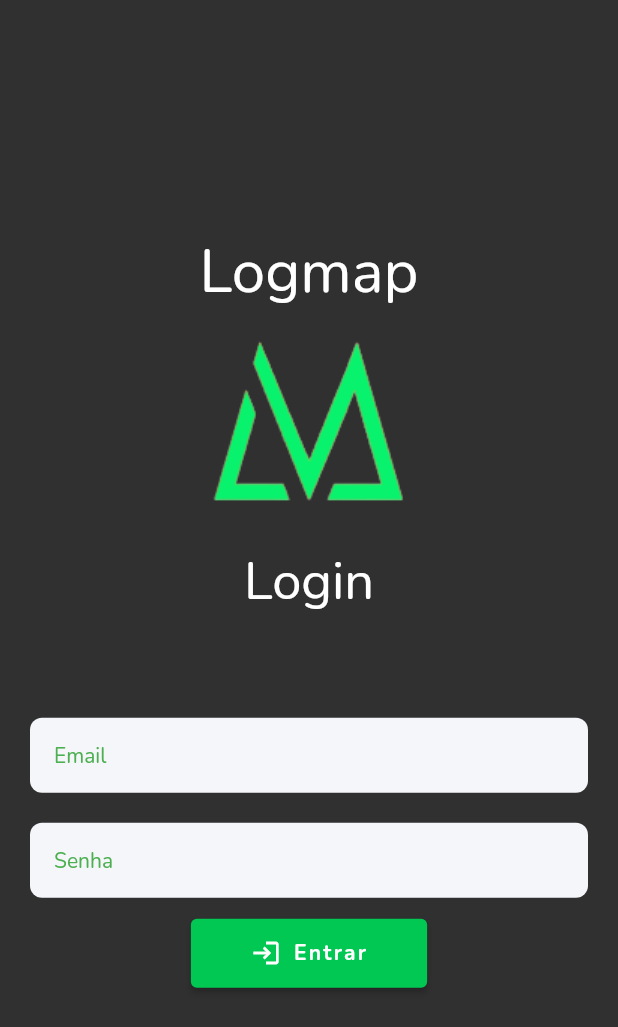
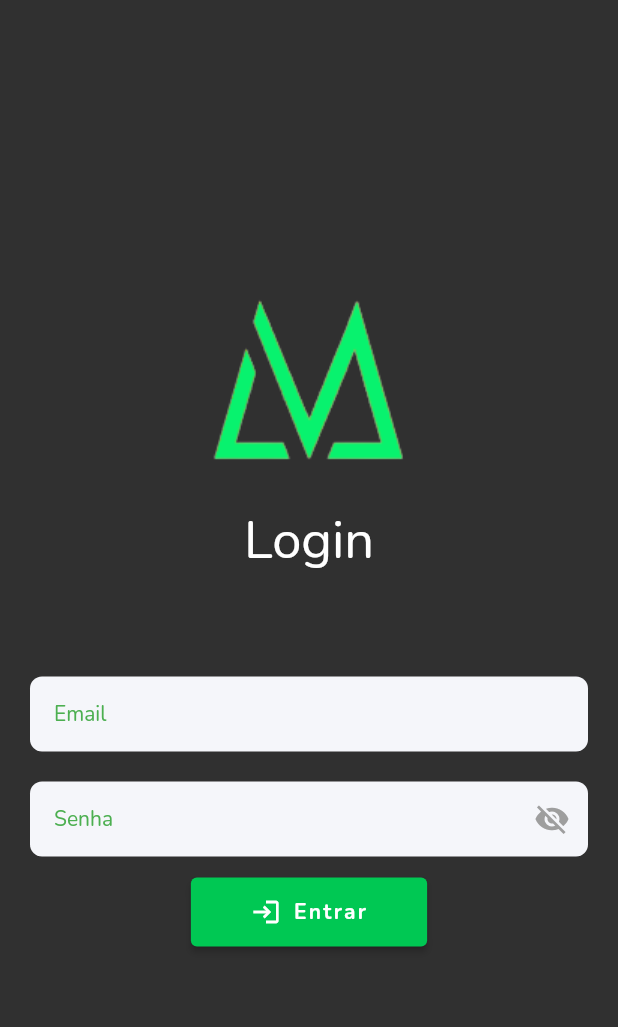
Before and after one commit to Jacquesjh/logmap-app, a Flutter app: the screen it shows after launch, on a phone screen of 412 x 824 dp. Shown: the top 1027 px of the screen. Run offline on Flutter 3.47's test engine with Material 2 defaults, Android fonts, the phone set to English and light mode, and no system bars; our stand-ins replace firebase_auth, firebase_core, font_awesome_flutter, google_fonts; accounts and stored records are empty.

Commit message:
add: CustomPasswordField that hides text

```diff
--- a/lib/login/login.dart
+++ b/lib/login/login.dart
@@ -2,6 +2,7 @@ import 'package:firebase_auth/firebase_auth.dart';
 import 'package:flutter/material.dart';
 import 'package:font_awesome_flutter/font_awesome_flutter.dart';
 import 'package:logmap/services/auth.dart';
+import 'package:logmap/shared/custom_passwordfield.dart';
 import 'package:logmap/shared/custom_textfield.dart';
 import 'package:logmap/shared/icons.dart';
 
@@ -36,10 +37,6 @@ class _EmailPasswordLoginState extends State<EmailPasswordLogin> {
       body: Column(
         mainAxisAlignment: MainAxisAlignment.center,
         children: [
-          const Text(
-            'Logmap',
-            style: TextStyle(fontSize: 40),
-          ),
           Image.asset(logMapLogo),
           const Text(
             'Login',
@@ -56,7 +53,7 @@ class _EmailPasswordLoginState extends State<EmailPasswordLogin> {
           const SizedBox(height: 20),
           Container(
             margin: const EdgeInsets.symmetric(horizontal: 20),
-            child: CustomTextField(
+            child: CustomPasswordField(
                 controller: passwordController, hintText: 'Senha'),
           ),
           const SizedBox(height: 13),
--- /dev/null
+++ b/lib/shared/custom_passwordfield.dart
@@ -0,0 +1,58 @@
+import 'package:flutter/material.dart';
+
+class CustomPasswordField extends StatefulWidget {
+  final TextEditingController controller;
+  final String hintText;
+
+  const CustomPasswordField({
+    Key? key,
+    required this.controller,
+    required this.hintText,
+  }) : super(key: key);
+
+  @override
+  _CustomPasswordFieldState createState() => _CustomPasswordFieldState();
+}
+
+class _CustomPasswordFieldState extends State<CustomPasswordField> {
+  bool _obscureText = true;
+
+  @override
+  Widget build(BuildContext context) {
+    return TextField(
+      obscureText: _obscureText,
+      controller: widget.controller,
+      decoration: InputDecoration(
+        border: OutlineInputBorder(
+          borderRadius: BorderRadius.circular(8),
+          borderSide: const BorderSide(color: Colors.transparent, width: 0),
+        ),
+        enabledBorder: OutlineInputBorder(
+          borderRadius: BorderRadius.circular(8),
+          borderSide: const BorderSide(color: Colors.transparent, width: 0),
+        ),
+        contentPadding:
+            const EdgeInsets.symmetric(horizontal: 16, vertical: 14),
+        filled: true,
+        fillColor: const Color(0xffF5F6FA),
+        hintText: widget.hintText,
+        hintStyle: const TextStyle(
+          fontSize: 14,
+          fontWeight: FontWeight.w400,
+          color: Colors.green,
+        ),
+        suffixIcon: IconButton(
+          icon: Icon(
+            _obscureText ? Icons.visibility_off : Icons.visibility,
+            color: Colors.grey,
+          ),
+          onPressed: () {
+            setState(() {
+              _obscureText = !_obscureText;
+            });
+          },
+        ),
+      ),
+    );
+  }
+}
```
